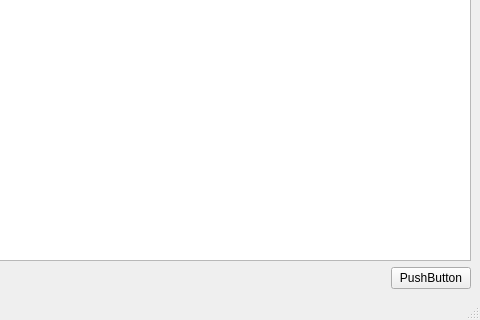
GXDE-OS/gxde-kernel-manager, file mainwindow.ui: the form before one commit; both pictures show x 320 to 800 and y 280 to 600 of the 800 by 600 pixel window.
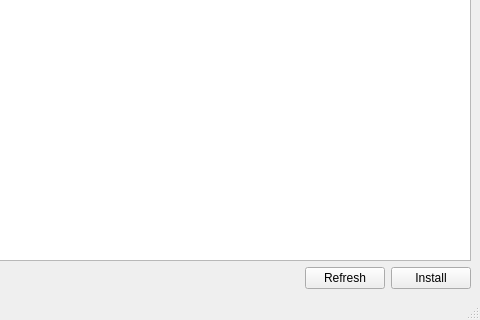
The form after the commit.

Commit message: 安装模块窗口

```diff
--- a/mainwindow.ui
+++ b/mainwindow.ui
@@ -43,7 +43,14 @@
       <item>
        <widget class="QPushButton" name="pushButton">
         <property name="text">
-         <string>PushButton</string>
+         <string>Refresh</string>
+        </property>
+       </widget>
+      </item>
+      <item>
+       <widget class="QPushButton" name="m_installButton">
+        <property name="text">
+         <string>Install</string>
         </property>
        </widget>
       </item>
```
Left out of the diff: 17 changed lines with no effect on the pictures. The commit also changes 6 other files.
